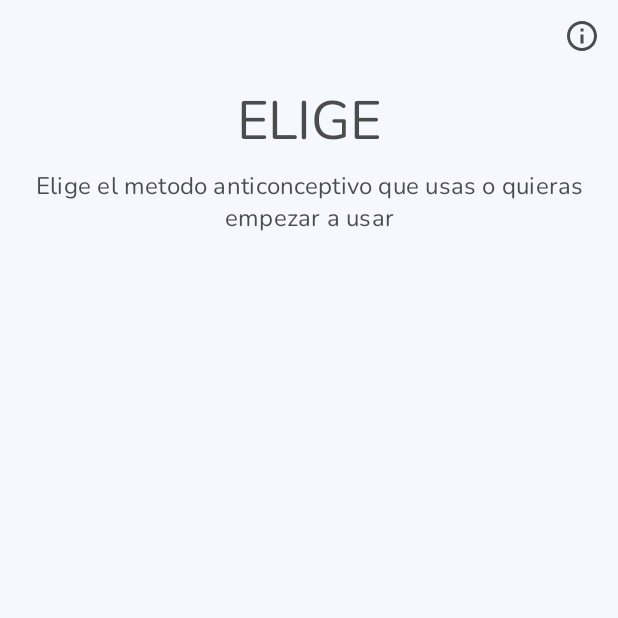
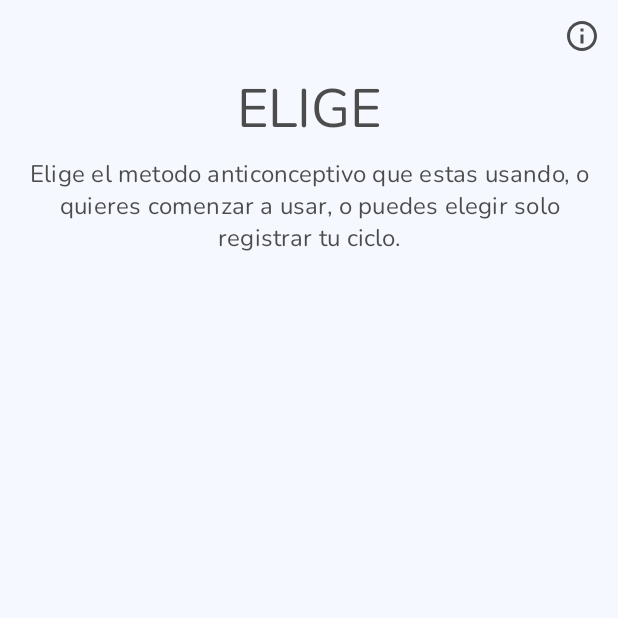
Before and after one commit to TomasMVazquez/MiMetodoPlanificado, an Android app built with Jetpack Compose: the screen it shows after launch (MainActivity), after a tap on "Saltar", on a phone screen of 412 x 824 dp, the top half of it. Run offline under Robolectric (Android 15) with nearby library versions, the phone set to English and light mode, and no system bars; our stand-ins replace Dagger/Hilt's generated code, Room's generated code, accompanist; Roboto replaces fonts that are not available here; 1 statement that could not run was skipped.

Commit message:
Updates spacing on Home

```diff
--- a/app/src/main/java/com/applications/toms/mimetodoplanificado/ui/screen/home/Home.kt
+++ b/app/src/main/java/com/applications/toms/mimetodoplanificado/ui/screen/home/Home.kt
@@ -110,10 +110,7 @@ fun Home(
                         modifier = Modifier
                             .fillMaxWidth()
                             .padding(
-                                start = dimensionResource(id = R.dimen.padding_large),
-                                top = dimensionResource(id = R.dimen.no_padding),
-                                end = dimensionResource(id = R.dimen.no_padding),
-                                bottom = dimensionResource(id = R.dimen.padding_medium)
+                                start = dimensionResource(id = R.dimen.padding_large)
                             ),
                         verticalAlignment = Alignment.CenterVertically,
                         horizontalArrangement = Arrangement.End
@@ -166,7 +163,6 @@ fun HomeContent(
 
     Column(
         modifier = Modifier.padding(
-            vertical = dimensionResource(id = R.dimen.no_padding),
             horizontal = dimensionResource(id = R.dimen.padding_large)
         ),
         verticalArrangement = Arrangement.spacedBy(8.dp, Alignment.Top),
@@ -191,5 +187,4 @@ fun HomeContent(
             }
         }
     }
-
 }
--- a/app/src/main/res/values/strings.xml
+++ b/app/src/main/res/values/strings.xml
@@ -8,7 +8,7 @@
     <string name="obg_title_choose">Elige</string>
     <string name="obg_title_set">Configura</string>
     <string name="obg_title_relax">Relajate</string>
-    <string name="obg_desc_choose">Elige el metodo anticonceptivo que estas usando o quieres comenzar a usar</string>
+    <string name="obg_desc_choose">Elige el metodo anticonceptivo que estas usando, o quieres comenzar a usar, o puedes elegir solo registrar tu ciclo.</string>
     <string name="obg_desc_set">Configura las fechas y modos de recordatorio</string>
     <string name="obg_desc_relax">Relajate sabiendo que estamos aqui para ayudarte a recordar</string>
 
@@ -67,7 +67,7 @@
     <string name="injection">Inyección</string>
     <string name="content_description_injection">Inyección</string>
     <string name="home_title">ELIGE</string>
-    <string name="home_subtitle">Elige el metodo anticonceptivo que usas o quieras empezar a usar</string>
+    <string name="home_subtitle">Elige el metodo anticonceptivo que estas usando, o quieres comenzar a usar, o puedes elegir solo registrar tu ciclo.</string>
 
     // Settings
     <string name="content_description_close">cerrar</string>
```
